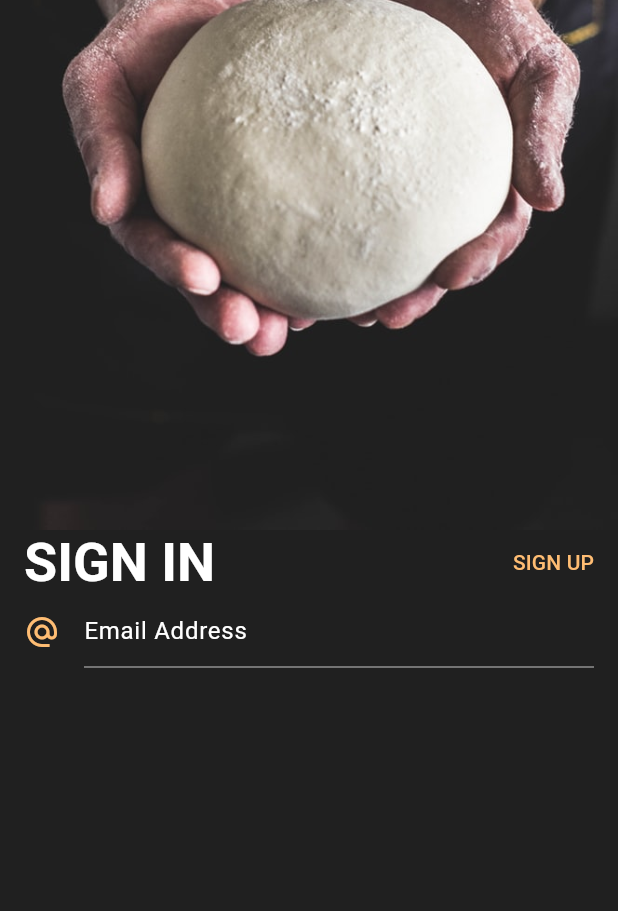
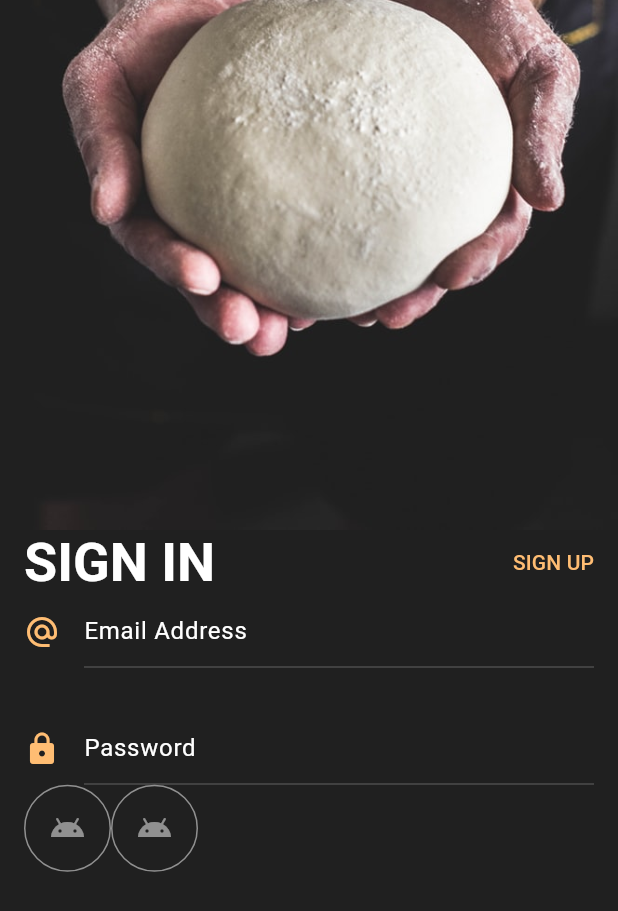
Before and after one commit to ten66/tfw_auth_screen, a Flutter app: the screen it shows after launch, after a tap on "START LEARNING", on a phone screen of 412 x 824 dp. Shown: the top 911 px of the screen. Run offline on Flutter 3.47's test engine with Material 2 defaults, Android fonts, the phone set to English and light mode, and no system bars.

Commit message:
#1 password textfieldと二つのアイコンコンテナ追加

```diff
--- a/lib/main.dart
+++ b/lib/main.dart
@@ -27,7 +27,7 @@ class MyApp extends StatelessWidget {
         ),
         inputDecorationTheme: InputDecorationTheme(
           enabledBorder: UnderlineInputBorder(
-            borderSide: BorderSide(color: Colors.white.withOpacity(.5)),
+            borderSide: BorderSide(color: Colors.white.withOpacity(.2)),
           ),
         ),
         useMaterial3: true,
--- a/lib/signin_screen.dart
+++ b/lib/signin_screen.dart
@@ -40,20 +40,70 @@ class SignInScreen extends StatelessWidget {
                       ),
                     ],
                   ),
+                  Padding(
+                    padding: const EdgeInsets.only(bottom: 30),
+                    child: Row(
+                      crossAxisAlignment: CrossAxisAlignment.center,
+                      children: [
+                        Padding(
+                          padding: const EdgeInsets.only(right: 16),
+                          child: Icon(
+                            Icons.alternate_email,
+                            color: kPrimaryColor,
+                          ),
+                        ),
+                        Expanded(
+                          child: TextField(
+                            decoration:
+                                InputDecoration(hintText: 'Email Address'),
+                          ),
+                        ),
+                      ],
+                    ),
+                  ),
                   Row(
                     crossAxisAlignment: CrossAxisAlignment.center,
                     children: [
                       Padding(
                         padding: const EdgeInsets.only(right: 16),
                         child: Icon(
-                          Icons.alternate_email,
+                          Icons.lock,
                           color: kPrimaryColor,
                         ),
                       ),
                       Expanded(
                         child: TextField(
-                          decoration:
-                              InputDecoration(hintText: 'Email Address'),
+                          decoration: InputDecoration(hintText: 'Password'),
+                        ),
+                      ),
+                    ],
+                  ),
+                  Row(
+                    children: [
+                      Container(
+                        padding: EdgeInsets.all(16),
+                        decoration: BoxDecoration(
+                          shape: BoxShape.circle,
+                          border: Border.all(
+                            color: Colors.white.withOpacity(.5),
+                          ),
+                        ),
+                        child: Icon(
+                          Icons.android,
+                          color: Colors.white.withOpacity(.5),
+                        ),
+                      ),
+                      Container(
+                        padding: EdgeInsets.all(16),
+                        decoration: BoxDecoration(
+                          shape: BoxShape.circle,
+                          border: Border.all(
+                            color: Colors.white.withOpacity(.5),
+                          ),
+                        ),
+                        child: Icon(
+                          Icons.android,
+                          color: Colors.white.withOpacity(.5),
                         ),
                       ),
                     ],
```
